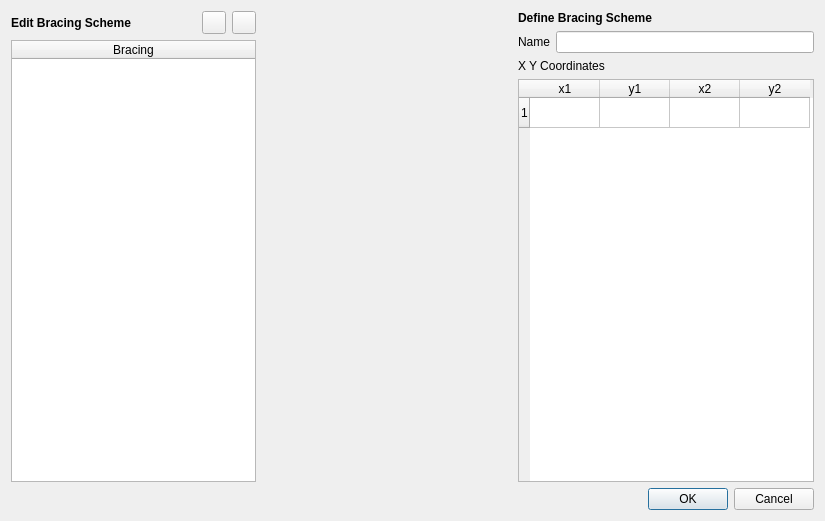
Before: the Qt Designer form UI/autobuilder_bracingscheme_v1.ui in UofT-Seismic-Design-Team/Autobuilder-3.0, drawn with Qt 5.
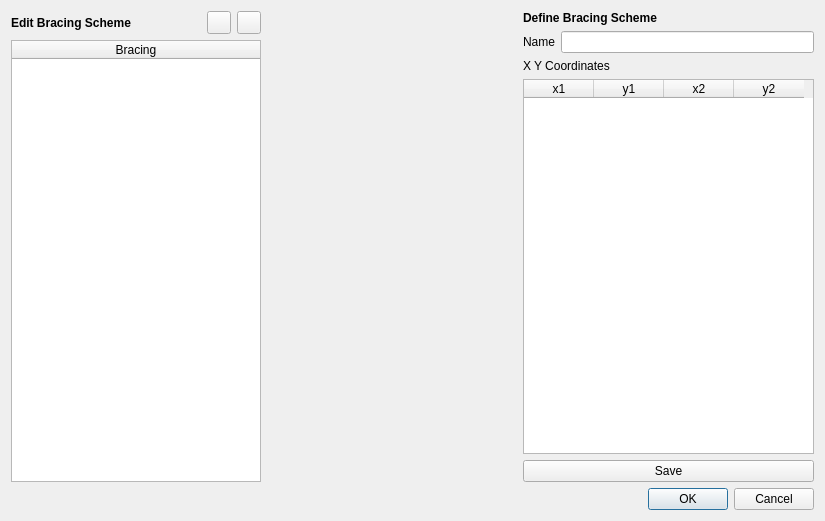
After: the same form once the commit is applied. Custom widgets are drawn as their Qt base class.

Commit message: Change 2D view based on bracing type

Patch:
```diff
--- a/UI/autobuilder_bracingscheme_v1.ui
+++ b/UI/autobuilder_bracingscheme_v1.ui
@@ -85,7 +85,7 @@
         </widget>
        </item>
        <item>
-        <layout class="QVBoxLayout" name="verticalLayout_3" stretch="0,0,0,0">
+        <layout class="QVBoxLayout" name="verticalLayout_3" stretch="0,0,0,0,0">
          <property name="spacing">
           <number>6</number>
          </property>
@@ -173,11 +173,6 @@
            <attribute name="verticalHeaderStretchLastSection">
             <bool>false</bool>
            </attribute>
-           <row>
-            <property name="text">
-             <string>1</string>
-            </property>
-           </row>
            <column>
             <property name="text">
              <string>x1</string>
@@ -200,6 +195,13 @@
            </column>
           </widget>
          </item>
+         <item>
+          <widget class="QPushButton" name="updateBracingButton">
+           <property name="text">
+            <string>Save</string>
+           </property>
+          </widget>
+         </item>
         </layout>
        </item>
       </layout>
```
The commit also changes 13 other files.
